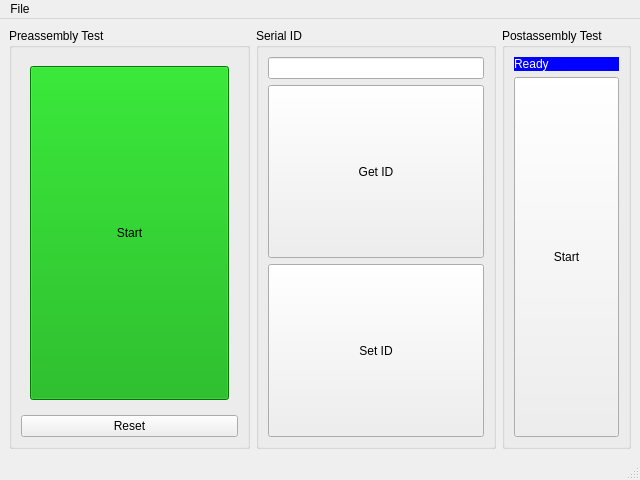
Qt form linkbot_internal_dev/mainwindow.ui (BaroboRobotics/linkbot-internal-dev) before a commit.
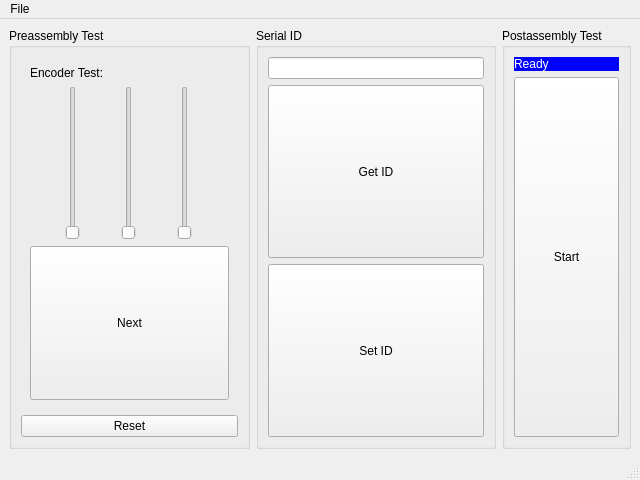
The same form after that commit. The open tabs and pages were chosen to show the change.

Commit message: Added encoder test back in

Patch:
```diff
--- a/linkbot_internal_dev/mainwindow.ui
+++ b/linkbot_internal_dev/mainwindow.ui
@@ -333,6 +333,64 @@
            </item>
           </layout>
          </widget>
+         <widget class="QWidget" name="page_12">
+          <layout class="QVBoxLayout" name="verticalLayout_15">
+           <item>
+            <widget class="QLabel" name="label">
+             <property name="text">
+              <string>Encoder Test:</string>
+             </property>
+            </widget>
+           </item>
+           <item>
+            <layout class="QHBoxLayout" name="horizontalLayout_3">
+             <item>
+              <widget class="QSlider" name="verticalSlider_1">
+               <property name="maximum">
+                <number>360</number>
+               </property>
+               <property name="orientation">
+                <enum>Qt::Vertical</enum>
+               </property>
+              </widget>
+             </item>
+             <item>
+              <widget class="QSlider" name="verticalSlider_2">
+               <property name="maximum">
+                <number>360</number>
+               </property>
+               <property name="orientation">
+                <enum>Qt::Vertical</enum>
+               </property>
+              </widget>
+             </item>
+             <item>
+              <widget class="QSlider" name="verticalSlider_3">
+               <property name="maximum">
+                <number>360</number>
+               </property>
+               <property name="orientation">
+                <enum>Qt::Vertical</enum>
+               </property>
+              </widget>
+             </item>
+            </layout>
+           </item>
+           <item>
+            <widget class="QPushButton" name="pushButton_next_encoder">
+             <property name="sizePolicy">
+              <sizepolicy hsizetype="Minimum" vsizetype="Expanding">
+               <horstretch>0</horstretch>
+               <verstretch>0</verstretch>
+              </sizepolicy>
+             </property>
+             <property name="text">
+              <string>Next</string>
+             </property>
+            </widget>
+           </item>
+          </layout>
+         </widget>
          <widget class="QWidget" name="page_9">
           <layout class="QVBoxLayout" name="verticalLayout_12">
            <item>
@@ -513,7 +571,7 @@
       </property>
       <layout class="QVBoxLayout" name="verticalLayout_3">
        <item>
-        <widget class="QLabel" name="label">
+        <widget class="QLabel" name="label_diagnostics_status">
          <property name="styleSheet">
           <string notr="true">
 background-color: rgb(0, 0, 255);
```
The commit also changes 4 other files.
